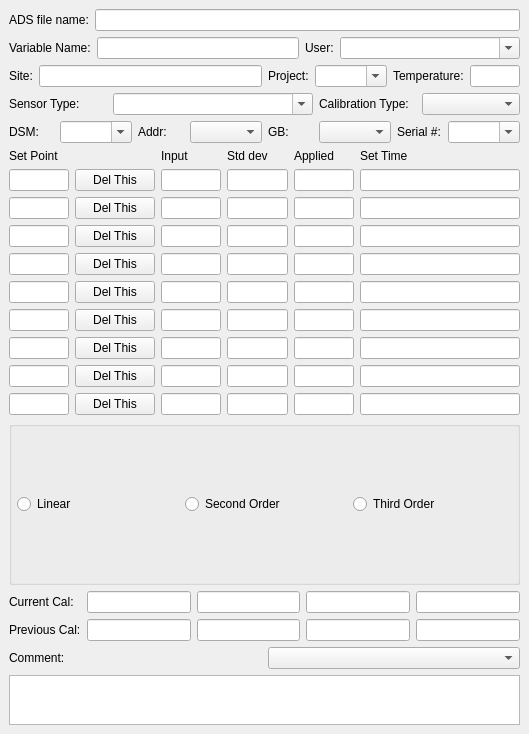
First picture: the form in src/nidas/apps/edit_cal/CalibrationForm.ui, repository NCAR/nidas, before the edit.
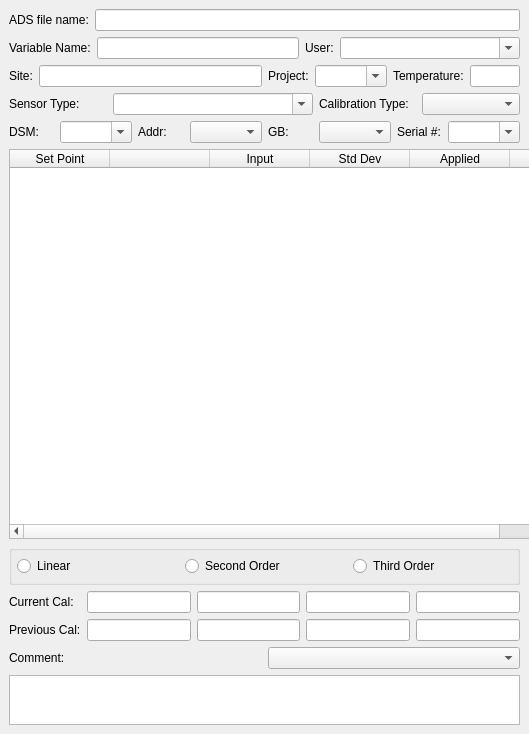
Second picture: the form after the edit.

Commit message: Replaced fixed grid layout used for set point modification with a scrollable table widget. Can now deal with more than 9 set points.  (maxed at to 20)

```diff
--- a/src/nidas/apps/edit_cal/CalibrationForm.ui
+++ b/src/nidas/apps/edit_cal/CalibrationForm.ui
@@ -305,433 +305,71 @@
     </layout>
    </item>
    <item>
-    <layout class="QGridLayout">
-     <property name="margin">
-      <number>0</number>
+    <widget class="QTableWidget" name="_tableWidget">
+     <property name="minimumSize">
+      <size>
+       <width>600</width>
+       <height>20</height>
+      </size>
      </property>
-     <property name="spacing">
-      <number>6</number>
+     <property name="alternatingRowColors">
+      <bool>true</bool>
      </property>
-     <item row="0" column="0">
-      <widget class="QLabel" name="textLabel2_0">
-       <property name="text">
-        <string>Set Point</string>
-       </property>
-      </widget>
-     </item>
-     <item row="1" column="0">
-      <widget class="QLineEdit" name="_setPoint0">
-       <property name="readOnly">
-        <bool>true</bool>
-       </property>
-      </widget>
-     </item>
-     <item row="2" column="0">
-      <widget class="QLineEdit" name="_setPoint1">
-       <property name="readOnly">
-        <bool>true</bool>
-       </property>
-      </widget>
-     </item>
-     <item row="3" column="0">
-      <widget class="QLineEdit" name="_setPoint2">
-       <property name="readOnly">
-        <bool>true</bool>
-       </property>
-      </widget>
-     </item>
-     <item row="4" column="0">
-      <widget class="QLineEdit" name="_setPoint3">
-       <property name="readOnly">
-        <bool>true</bool>
-       </property>
-      </widget>
-     </item>
-     <item row="5" column="0">
-      <widget class="QLineEdit" name="_setPoint4">
-       <property name="readOnly">
-        <bool>true</bool>
-       </property>
-      </widget>
-     </item>
-     <item row="6" column="0">
-      <widget class="QLineEdit" name="_setPoint5">
-       <property name="readOnly">
-        <bool>true</bool>
-       </property>
-      </widget>
-     </item>
-     <item row="7" column="0">
-      <widget class="QLineEdit" name="_setPoint6">
-       <property name="readOnly">
-        <bool>true</bool>
-       </property>
-      </widget>
-     </item>
-     <item row="8" column="0">
-      <widget class="QLineEdit" name="_setPoint7">
-       <property name="readOnly">
-        <bool>true</bool>
-       </property>
-      </widget>
-     </item>
-     <item row="9" column="0">
-      <widget class="QLineEdit" name="_setPoint8">
-       <property name="readOnly">
-        <bool>true</bool>
-       </property>
-      </widget>
-     </item>
-     <item row="1" column="1">
-      <widget class="QPushButton" name="_delButton0">
-       <property name="text">
-        <string>Del This</string>
-       </property>
-      </widget>
-     </item>
-     <item row="2" column="1">
-      <widget class="QPushButton" name="_delButton1">
-       <property name="text">
-        <string>Del This</string>
-       </property>
-      </widget>
-     </item>
-     <item row="3" column="1">
-      <widget class="QPushButton" name="_delButton2">
-       <property name="text">
-        <string>Del This</string>
-       </property>
-      </widget>
-     </item>
-     <item row="4" column="1">
-      <widget class="QPushButton" name="_delButton3">
-       <property name="text">
-        <string>Del This</string>
-       </property>
-      </widget>
-     </item>
-     <item row="5" column="1">
-      <widget class="QPushButton" name="_delButton4">
-       <property name="text">
-        <string>Del This</string>
-       </property>
-      </widget>
-     </item>
-     <item row="6" column="1">
-      <widget class="QPushButton" name="_delButton5">
-       <property name="text">
-        <string>Del This</string>
-       </property>
-      </widget>
-     </item>
-     <item row="7" column="1">
-      <widget class="QPushButton" name="_delButton6">
-       <property name="text">
-        <string>Del This</string>
-       </property>
-      </widget>
-     </item>
-     <item row="8" column="1">
-      <widget class="QPushButton" name="_delButton7">
-       <property name="text">
-        <string>Del This</string>
-       </property>
-      </widget>
-     </item>
-     <item row="9" column="1">
-      <widget class="QPushButton" name="_delButton8">
-       <property name="text">
-        <string>Del This</string>
-       </property>
-      </widget>
-     </item>
-     <item row="0" column="2">
-      <widget class="QLabel" name="textLabel2_3">
-       <property name="text">
-        <string>Input</string>
-       </property>
-      </widget>
-     </item>
-     <item row="1" column="2">
-      <widget class="QLineEdit" name="_newV0">
-       <property name="readOnly">
-        <bool>true</bool>
-       </property>
-      </widget>
-     </item>
-     <item row="2" column="2">
-      <widget class="QLineEdit" name="_newV1">
-       <property name="readOnly">
-        <bool>true</bool>
-       </property>
-      </widget>
-     </item>
-     <item row="3" column="2">
-      <widget class="QLineEdit" name="_newV2">
-       <property name="readOnly">
-        <bool>true</bool>
-       </property>
-      </widget>
-     </item>
-     <item row="4" column="2">
-      <widget class="QLineEdit" name="_newV3">
-       <property name="readOnly">
-        <bool>true</bool>
-       </property>
-      </widget>
-     </item>
-     <item row="5" column="2">
-      <widget class="QLineEdit" name="_newV4">
-       <property name="readOnly">
-        <bool>true</bool>
-       </property>
-      </widget>
-     </item>
-     <item row="6" column="2">
-      <widget class="QLineEdit" name="_newV5">
-       <property name="readOnly">
-        <bool>true</bool>
-       </property>
-      </widget>
-     </item>
-     <item row="7" column="2">
-      <widget class="QLineEdit" name="_newV6">
-       <property name="readOnly">
-        <bool>true</bool>
-       </property>
-      </widget>
-     </item>
-     <item row="8" column="2">
-      <widget class="QLineEdit" name="_newV7">
-       <property name="readOnly">
-        <bool>true</bool>
-       </property>
-      </widget>
-     </item>
-     <item row="9" column="2">
-      <widget class="QLineEdit" name="_newV8">
-       <property name="readOnly">
-        <bool>true</bool>
-       </property>
-      </widget>
-     </item>
-     <item row="0" column="3">
-      <widget class="QLabel" name="textLabel2_4">
-       <property name="text">
-        <string>Std dev</string>
-       </property>
-      </widget>
-     </item>
-     <item row="1" column="3">
-      <widget class="QLineEdit" name="_new_sd0">
-       <property name="readOnly">
-        <bool>true</bool>
-       </property>
-      </widget>
-     </item>
-     <item row="2" column="3">
-      <widget class="QLineEdit" name="_new_sd1">
-       <property name="readOnly">
-        <bool>true</bool>
-       </property>
-      </widget>
-     </item>
-     <item row="3" column="3">
-      <widget class="QLineEdit" name="_new_sd2">
-       <property name="readOnly">
-        <bool>true</bool>
-       </property>
-      </widget>
-     </item>
-     <item row="4" column="3">
-      <widget class="QLineEdit" name="_new_sd3">
-       <property name="readOnly">
-        <bool>true</bool>
-       </property>
-      </widget>
-     </item>
-     <item row="5" column="3">
-      <widget class="QLineEdit" name="_new_sd4">
-       <property name="readOnly">
-        <bool>true</bool>
-       </property>
-      </widget>
-     </item>
-     <item row="6" column="3">
-      <widget class="QLineEdit" name="_new_sd5">
-       <property name="readOnly">
-        <bool>true</bool>
-       </property>
-      </widget>
-     </item>
-     <item row="7" column="3">
-      <widget class="QLineEdit" name="_new_sd6">
-       <property name="readOnly">
-        <bool>true</bool>
-       </property>
-      </widget>
-     </item>
-     <item row="8" column="3">
-      <widget class="QLineEdit" name="_new_sd7">
-       <property name="readOnly">
-        <bool>true</bool>
-       </property>
-      </widget>
-     </item>
-     <item row="9" column="3">
-      <widget class="QLineEdit" name="_new_sd8">
-       <property name="readOnly">
-        <bool>true</bool>
-       </property>
-      </widget>
-     </item>
-     <item row="0" column="4">
-      <widget class="QLabel" name="textLabel2_2">
-       <property name="text">
-        <string>Applied</string>
-       </property>
-      </widget>
-     </item>
-     <item row="1" column="4">
-      <widget class="QLineEdit" name="_applied0">
-       <property name="readOnly">
-        <bool>true</bool>
-       </property>
-      </widget>
-     </item>
-     <item row="2" column="4">
-      <widget class="QLineEdit" name="_applied1">
-       <property name="readOnly">
-        <bool>true</bool>
-       </property>
-      </widget>
-     </item>
-     <item row="3" column="4">
-      <widget class="QLineEdit" name="_applied2">
-       <property name="readOnly">
-        <bool>true</bool>
-       </property>
-      </widget>
-     </item>
-     <item row="4" column="4">
-      <widget class="QLineEdit" name="_applied3">
-       <property name="readOnly">
-        <bool>true</bool>
-       </property>
-      </widget>
-     </item>
-     <item row="5" column="4">
-      <widget class="QLineEdit" name="_applied4">
-       <property name="readOnly">
-        <bool>true</bool>
-       </property>
-      </widget>
-     </item>
-     <item row="6" column="4">
-      <widget class="QLineEdit" name="_applied5">
-       <property name="readOnly">
-        <bool>true</bool>
-       </property>
-      </widget>
-     </item>
-     <item row="7" column="4">
-      <widget class="QLineEdit" name="_applied6">
-       <property name="readOnly">
-        <bool>true</bool>
-       </property>
-      </widget>
-     </item>
-     <item row="8" column="4">
-      <widget class="QLineEdit" name="_applied7">
-       <property name="readOnly">
-        <bool>true</bool>
-       </property>
-      </widget>
-     </item>
-     <item row="9" column="4">
-      <widget class="QLineEdit" name="_applied8">
-       <property name="readOnly">
-        <bool>true</bool>
-       </property>
-      </widget>
-     </item>
-     <item row="0" column="5">
-      <widget class="QLabel" name="textLabel2_1">
-       <property name="text">
-        <string>Set Time</string>
-       </property>
-      </widget>
-     </item>
-     <item row="1" column="5">
-      <widget class="QLineEdit" name="_setDateTime0">
-       <property name="minimumSize">
-        <size>
-         <width>160</width>
-         <height>0</height>
-        </size>
-       </property>
-       <property name="readOnly">
-        <bool>true</bool>
-       </property>
-      </widget>
-     </item>
-     <item row="2" column="5">
-      <widget class="QLineEdit" name="_setDateTime1">
-       <property name="readOnly">
-        <bool>true</bool>
-       </property>
-      </widget>
-     </item>
-     <item row="3" column="5">
-      <widget class="QLineEdit" name="_setDateTime2">
-       <property name="readOnly">
-        <bool>true</bool>
-       </property>
-      </widget>
-     </item>
-     <item row="4" column="5">
-      <widget class="QLineEdit" name="_setDateTime3">
-       <property name="readOnly">
-        <bool>true</bool>
-       </property>
-      </widget>
-     </item>
-     <item row="5" column="5">
-      <widget class="QLineEdit" name="_setDateTime4">
-       <property name="readOnly">
-        <bool>true</bool>
-       </property>
-      </widget>
-     </item>
-     <item row="6" column="5">
-      <widget class="QLineEdit" name="_setDateTime5">
-       <property name="readOnly">
-        <bool>true</bool>
-       </property>
-      </widget>
-     </item>
-     <item row="7" column="5">
-      <widget class="QLineEdit" name="_setDateTime6">
-       <property name="readOnly">
-        <bool>true</bool>
-       </property>
-      </widget>
-     </item>
-     <item row="8" column="5">
-      <widget class="QLineEdit" name="_setDateTime7">
-       <property name="readOnly">
-        <bool>true</bool>
-       </property>
-      </widget>
-     </item>
-     <item row="9" column="5">
-      <widget class="QLineEdit" name="_setDateTime8">
-       <property name="readOnly">
-        <bool>true</bool>
-       </property>
-      </widget>
-     </item>
-    </layout>
+     <attribute name="verticalHeaderVisible">
+      <bool>false</bool>
+     </attribute>
+     <attribute name="verticalHeaderHighlightSections">
+      <bool>false</bool>
+     </attribute>
+     <column>
+      <property name="text">
+       <string>Set Point</string>
+      </property>
+      <property name="textAlignment">
+       <set>AlignHCenter|AlignVCenter|AlignCenter</set>
+      </property>
+     </column>
+     <column>
+      <property name="text">
+       <string/>
+      </property>
+      <property name="textAlignment">
+       <set>AlignHCenter|AlignVCenter|AlignCenter</set>
+      </property>
+     </column>
+     <column>
+      <property name="text">
+       <string>Input</string>
+      </property>
+      <property name="textAlignment">
+       <set>AlignHCenter|AlignVCenter|AlignCenter</set>
+      </property>
+     </column>
+     <column>
+      <property name="text">
+       <string>Std Dev</string>
+      </property>
+      <property name="textAlignment">
+       <set>AlignHCenter|AlignVCenter|AlignCenter</set>
+      </property>
+     </column>
+     <column>
+      <property name="text">
+       <string>Applied</string>
+      </property>
+      <property name="textAlignment">
+       <set>AlignHCenter|AlignVCenter|AlignCenter</set>
+      </property>
+     </column>
+     <column>
+      <property name="text">
+       <string>Set Time</string>
+      </property>
+      <property name="textAlignment">
+       <set>AlignHCenter|AlignVCenter|AlignCenter</set>
+      </property>
+     </column>
+    </widget>
    </item>
    <item>
     <widget class="QGroupBox" name="groupBox">
```
Left out of the diff: 2 changed lines with no effect on the pictures. The commit also changes 3 other files.
